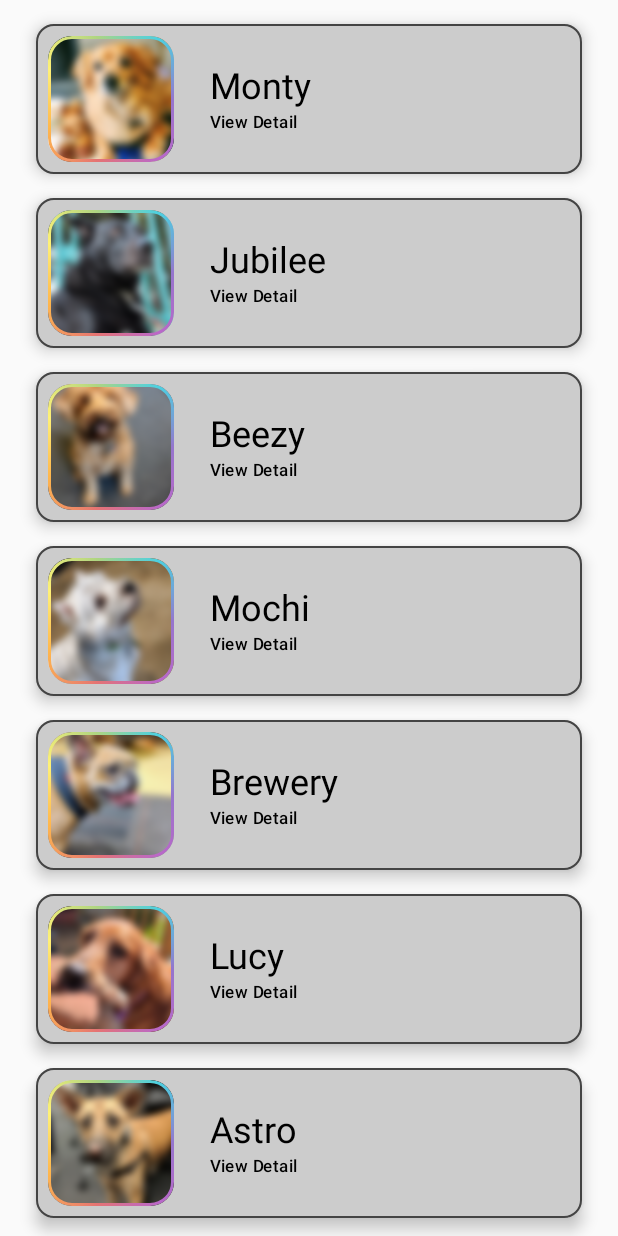
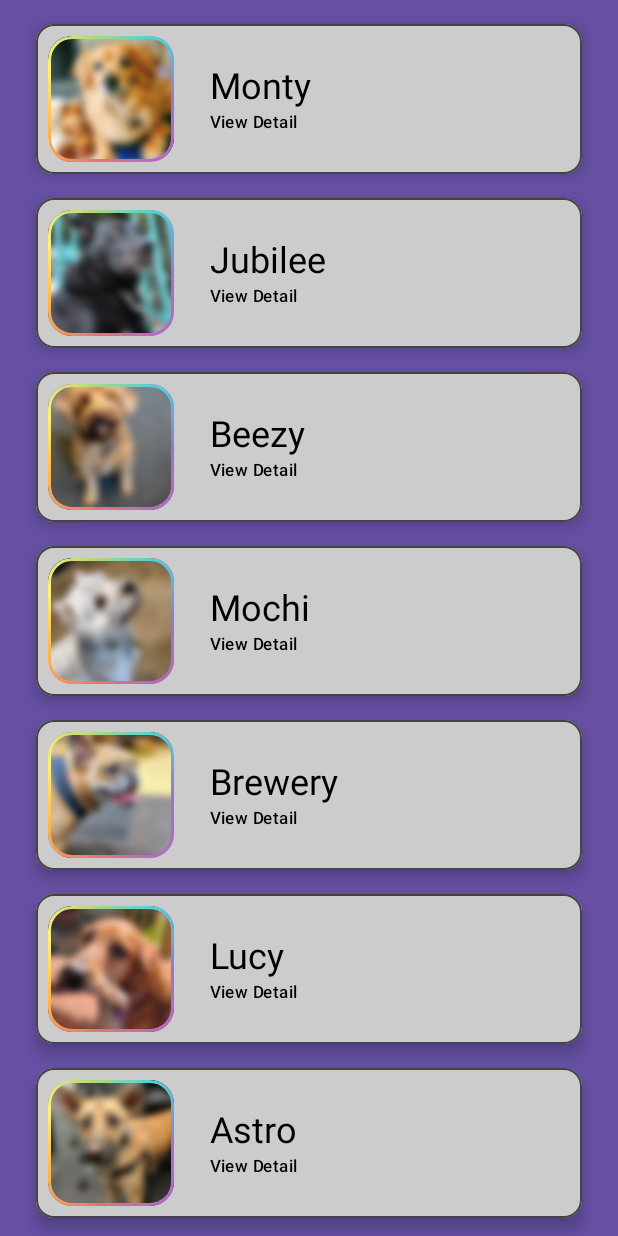
Before and after one commit to hritz23/ListInCompose, an Android app built with Jetpack Compose: the screen it shows after launch (MainActivity), on a phone screen of 412 x 824 dp. Run offline under Robolectric (Android 15) with nearby library versions, the phone set to English and light mode, and no system bars.

Commit message:
added background color

```diff
--- a/app/src/main/java/com/example/listincompose/MainActivity.kt
+++ b/app/src/main/java/com/example/listincompose/MainActivity.kt
@@ -6,11 +6,13 @@ import androidx.activity.ComponentActivity
 import androidx.activity.compose.setContent
 import androidx.compose.foundation.BorderStroke
 import androidx.compose.foundation.Image
+import androidx.compose.foundation.background
 import androidx.compose.foundation.border
 import androidx.compose.foundation.clickable
 import androidx.compose.foundation.layout.Column
 import androidx.compose.foundation.layout.PaddingValues
 import androidx.compose.foundation.layout.Row
+import androidx.compose.foundation.layout.fillMaxSize
 import androidx.compose.foundation.layout.fillMaxWidth
 import androidx.compose.foundation.layout.padding
 import androidx.compose.foundation.layout.size
@@ -49,8 +51,17 @@ class MainActivity : ComponentActivity() {
     override fun onCreate(savedInstanceState: Bundle?) {
         super.onCreate(savedInstanceState)
         setContent {
+            ListInComposeTheme {
+                Column(
+                    modifier = Modifier
+                        .fillMaxSize()
+                        .background(MaterialTheme.colorScheme.primary)
+                ) {}
                 val navController = rememberNavController()
-            NavHost(navController = navController, startDestination = "MainActivity", builder = {
+                NavHost(
+                    navController = navController,
+                    startDestination = "MainActivity",
+                    builder = {
                         composable("MainActivity") {
                             BarkHomeContent(navController)
                         }
@@ -62,6 +73,8 @@ class MainActivity : ComponentActivity() {
                             ProfileNavigation(navController, puppyId)
                         }
                     })
+            }
+
         }
     }
 }
```
Lines whose indentation alone changed are shown as unchanged.
